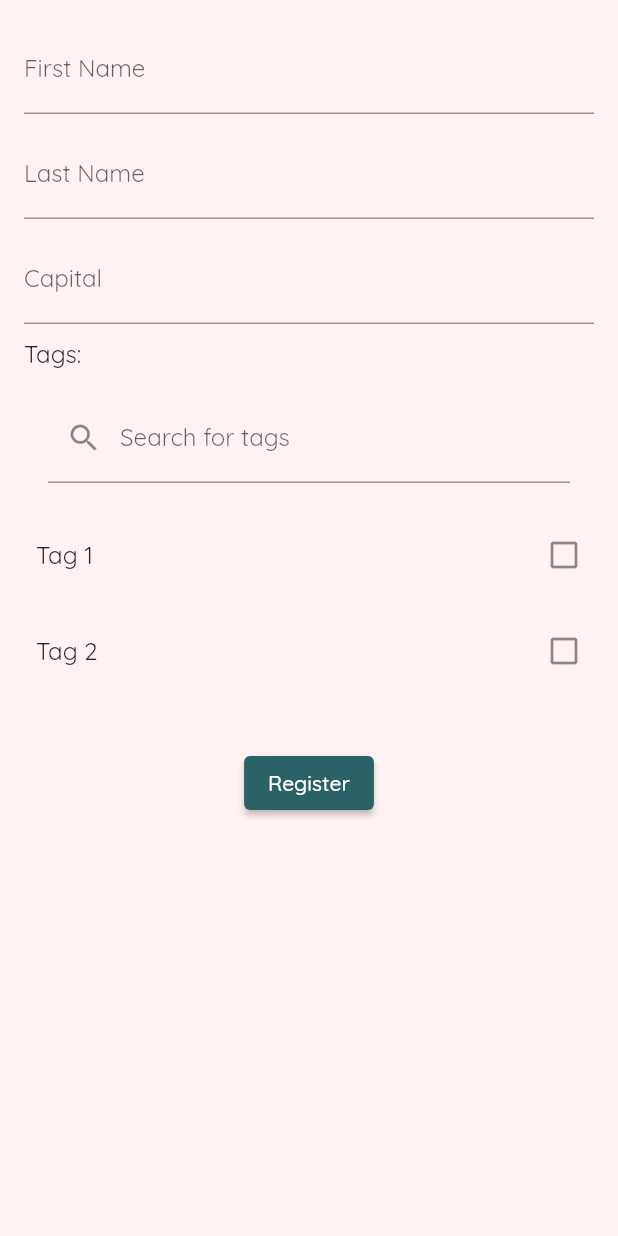
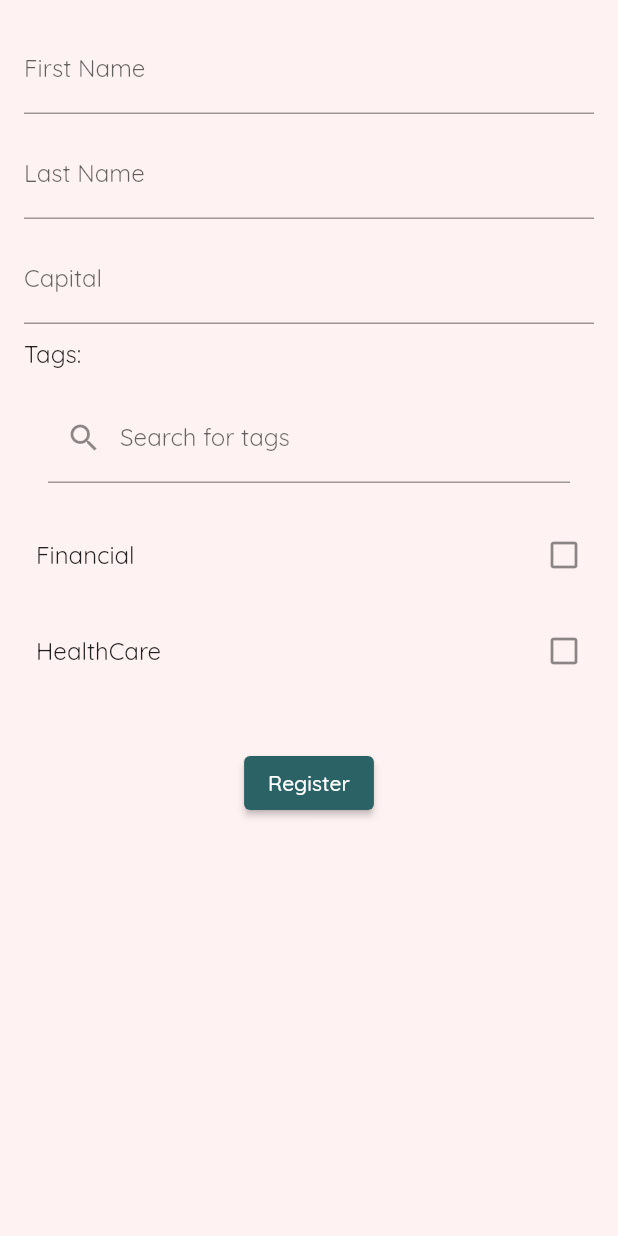
Before and after one commit to SoumishDas/entrego, a Flutter app: the choice screen opened by its route, on a phone screen of 412 x 824 dp. Run offline on Flutter 3.47's test engine with Material 2 defaults, Android fonts, the light colour scheme and no system bars; our stand-ins replace cloud_firestore, firebase_auth, firebase_core, firebase_storage, google_fonts, google_sign_in and 2 more; missing offline and left inert: dart:ffi; accounts and stored records are empty; network calls fail.

Commit message:
more changes

```diff
--- a/lib/globalState.dart
+++ b/lib/globalState.dart
@@ -7,7 +7,7 @@ class BaseState extends ChangeNotifier {
   AppUser get user => _user;
 
   final EntrepreneurIdea _idea =
-      EntrepreneurIdea(entrepreneurId: "y9TGHbMSkeRl1WZeep1rlaHDxbC3");
+      EntrepreneurIdea(entrepreneurId: "Dd5qgesekdgZR6R21WRzVwSBTB42");
 
   EntrepreneurIdea get idea => _idea;
 
--- a/lib/pages/choicePg.dart
+++ b/lib/pages/choicePg.dart
@@ -1,5 +1,6 @@
 import 'package:entrego/globalState.dart';
 import 'package:entrego/utils/MyRoutes.dart';
+import 'package:entrego/utils/tags.dart';
 import 'package:flutter/material.dart';
 import 'package:provider/provider.dart';
 
@@ -165,11 +166,5 @@ class _choiceState extends State<choice> {
 // Replace this function with your logic to fetch tag data from input
 List<String> fetchTagsFromInput() {
   // Example: Fetch tags from an API, database, or any other source
-  return [
-    'Tag 1',
-    'Tag 2',
-    'Tag 3',
-    'Tag 4',
-    'Tag 5'
-  ]; // Replace with your tag data
+  return tags.genreTags; // Replace with your tag data
 }
--- a/lib/pages/homeEP/ideapage.dart
+++ b/lib/pages/homeEP/ideapage.dart
@@ -27,10 +27,9 @@ class _ProductDetailsPageState extends State<ProductDetailsPage> {
           children: [
             Container(
               height: 250, // Adjust the image container's height as needed
-              decoration: const BoxDecoration(
+              decoration: BoxDecoration(
                 image: DecorationImage(
-                  image: AssetImage(
-                      'assets/images/IDEATION.jpg'), // Replace with your image
+                  image: NetworkImage(idea.imgLink),
                   fit: BoxFit.cover,
                 ),
               ),
```
Also changed, not shown: lib/pages/choicePg2.dart (+5 -16 lines), lib/pages/homeINV/homeINV.dart (+32 -10 lines), lib/utils/MyRoutes.dart (+9 -2 lines).
